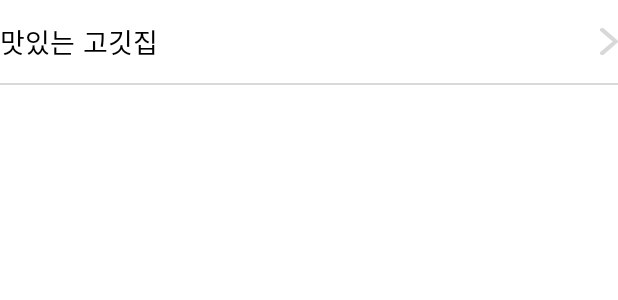
After one commit to TeamPomPom/MukMap-Android, an Android app: the layout item_search_results.xml on its own in the app's theme, with its tools: preview values and no code run, on a phone screen of 412 x 824 dp. The commit adds this screen. Shown: the top 300 px of the screen. Run offline under Robolectric (Android 15) with nearby library versions, the phone set to English and light mode, and no system bars.

Commit message:
Add search view

```diff
--- /dev/null
+++ b/app/src/main/res/drawable/ic_list_detail_arrow.xml
@@ -0,0 +1,6 @@
+<vector android:height="35dp" android:viewportHeight="14"
+    android:viewportWidth="8" android:width="20dp" xmlns:android="http://schemas.android.com/apk/res/android">
+    <path android:fillColor="#00000000" android:pathData="M1,13L7,7L1,1"
+        android:strokeColor="#D8D8D8" android:strokeLineCap="round"
+        android:strokeLineJoin="round" android:strokeWidth="2"/>
+</vector>
--- /dev/null
+++ b/app/src/main/res/layout/item_search_results.xml
@@ -0,0 +1,37 @@
+<?xml version="1.0" encoding="utf-8"?>
+<LinearLayout xmlns:android="http://schemas.android.com/apk/res/android"
+    android:layout_width="match_parent"
+    android:layout_height="wrap_content"
+    android:background="?attr/colorSurface"
+    android:orientation="vertical">
+
+    <LinearLayout
+        android:layout_width="match_parent"
+        android:layout_height="55dp"
+        android:orientation="horizontal"
+        android:weightSum="3">
+
+        <TextView
+            style="@style/Widget.MukMap.TextView.ListTitle"
+            android:layout_width="match_parent"
+            android:layout_height="match_parent"
+            android:layout_weight="2"
+            android:ellipsize="end"
+            android:maxLines="1"
+            android:text="맛있는 고깃집" />
+
+        <Button
+            style="@style/Widget.MukMap.Button.Base"
+            android:layout_width="18dp"
+            android:layout_height="18dp"
+            android:layout_gravity="center_vertical"
+            android:layout_weight="1"
+            android:background="@drawable/ic_list_detail_arrow"
+            android:contentDescription="@string/image_button" />
+    </LinearLayout>
+
+    <View
+        android:layout_width="match_parent"
+        android:layout_height="1dp"
+        android:background="@color/gray_300" />
+</LinearLayout>
--- a/app/src/main/res/values/styles.xml
+++ b/app/src/main/res/values/styles.xml
@@ -3,9 +3,24 @@
 
     </style>
 
-    <style name="Widget.MukMap.Button.Subscribe" parent="Widget.AppCompat.Button">
-        <item name="android:background">@drawable/back_button_subscribe</item>
+    <style name="Widget.MukMap.Button.Base" parent="Widget.AppCompat.Button">
         <item name="android:padding">0dp</item>
         <item name="backgroundTint">@null</item>
     </style>
+
+    <style name="Widget.MukMap.Button.Subscribe" parent="Widget.MukMap.Button.Base">
+        <item name="android:background">@drawable/back_button_subscribe</item>
+    </style>
+
+    <style name="Widget.MukMap.TextView.Base" parent="Widget.MaterialComponents.TextView">
+        <item name="android:gravity">center_vertical</item>
+    </style>
+
+    <style name="Widget.MukMap.TextView.Headline" parent="Widget.MukMap.TextView.Base">
+        <item name="android:textAppearance">?attr/textAppearanceHeadline3</item>
+    </style>
+
+    <style name="Widget.MukMap.TextView.ListTitle" parent="Widget.MukMap.TextView.Base">
+        <item name="android:textAppearance">?attr/textAppearanceHeadline4</item>
+    </style>
 </resources>
```
Also changed, not shown: app/src/main/res/layout/fragment_search.xml (added, +24 -0 lines).
